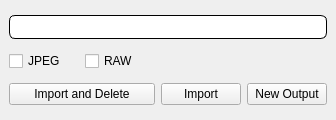
Old version of the form gui/main.ui in the repository T6nisValk/camera_connect.
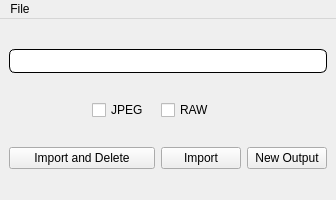
New version of the form.

Commit message: feature: basic implementation of settings window(incomplete)

```diff
--- a/gui/main.ui
+++ b/gui/main.ui
@@ -7,7 +7,7 @@
     <x>0</x>
     <y>0</y>
     <width>336</width>
-    <height>120</height>
+    <height>200</height>
    </rect>
   </property>
   <property name="sizePolicy">
@@ -19,13 +19,13 @@
   <property name="minimumSize">
    <size>
     <width>336</width>
-    <height>120</height>
+    <height>135</height>
    </size>
   </property>
   <property name="maximumSize">
    <size>
-    <width>336</width>
-    <height>120</height>
+    <width>555</width>
+    <height>555</height>
    </size>
   </property>
   <property name="windowTitle">
@@ -52,21 +52,21 @@
   </property>
   <widget class="QWidget" name="centralwidget">
    <layout class="QGridLayout" name="gridLayout">
-    <item row="1" column="0">
-     <widget class="QCheckBox" name="jpg_checkbox">
-      <property name="text">
-       <string>JPEG</string>
-      </property>
-     </widget>
-    </item>
-    <item row="3" column="2">
+    <item row="3" column="3">
      <widget class="QPushButton" name="import_btn">
       <property name="text">
        <string>Import</string>
       </property>
      </widget>
     </item>
-    <item row="3" column="3">
+    <item row="1" column="1">
+     <widget class="QCheckBox" name="jpg_checkbox">
+      <property name="text">
+       <string>JPEG</string>
+      </property>
+     </widget>
+    </item>
+    <item row="3" column="4">
      <widget class="QPushButton" name="new_output_btn">
       <property name="sizePolicy">
        <sizepolicy hsizetype="Minimum" vsizetype="Fixed">
@@ -79,29 +79,77 @@
       </property>
      </widget>
     </item>
-    <item row="1" column="1">
-     <widget class="QCheckBox" name="raw_checkbox">
-      <property name="text">
-       <string>RAW</string>
+    <item row="1" column="0">
+     <spacer name="horizontalSpacer">
+      <property name="orientation">
+       <enum>Qt::Orientation::Horizontal</enum>
       </property>
-     </widget>
-    </item>
-    <item row="3" column="0" colspan="2">
-     <widget class="QPushButton" name="import_and_delete_btn">
-      <property name="text">
-       <string>Import and Delete</string>
+      <property name="sizeHint" stdset="0">
+       <size>
+        <width>40</width>
+        <height>20</height>
+       </size>
       </property>
-     </widget>
+     </spacer>
     </item>
-    <item row="0" column="0" colspan="4">
+    <item row="0" column="0" colspan="5">
      <widget class="QProgressBar" name="progress_bar">
       <property name="value">
        <number>0</number>
       </property>
      </widget>
     </item>
+    <item row="3" column="0" colspan="3">
+     <widget class="QPushButton" name="import_and_delete_btn">
+      <property name="text">
+       <string>Import and Delete</string>
+      </property>
+     </widget>
+    </item>
+    <item row="1" column="4">
+     <spacer name="horizontalSpacer_2">
+      <property name="orientation">
+       <enum>Qt::Orientation::Horizontal</enum>
+      </property>
+      <property name="sizeHint" stdset="0">
+       <size>
+        <width>40</width>
+        <height>20</height>
+       </size>
+      </property>
+     </spacer>
+    </item>
+    <item row="1" column="3">
+     <widget class="QCheckBox" name="raw_checkbox">
+      <property name="text">
+       <string>RAW</string>
+      </property>
+     </widget>
+    </item>
    </layout>
   </widget>
+  <widget class="QMenuBar" name="menuBar">
+   <property name="geometry">
+    <rect>
+     <x>0</x>
+     <y>0</y>
+     <width>336</width>
+     <height>33</height>
+    </rect>
+   </property>
+   <widget class="QMenu" name="fileMenu">
+    <property name="title">
+     <string>File</string>
+    </property>
+    <addaction name="settingsAction"/>
+   </widget>
+   <addaction name="fileMenu"/>
+  </widget>
+  <action name="settingsAction">
+   <property name="text">
+    <string>Settings</string>
+   </property>
+  </action>
  </widget>
  <resources/>
  <connections/>
```
The commit also changes 4 other files.
